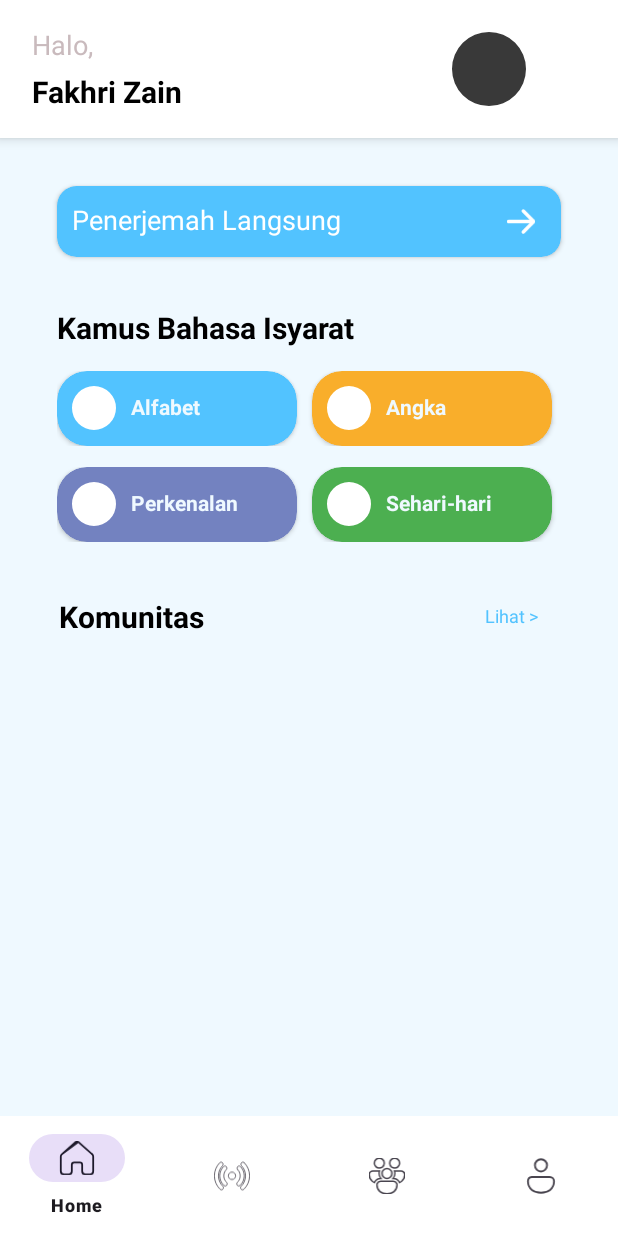
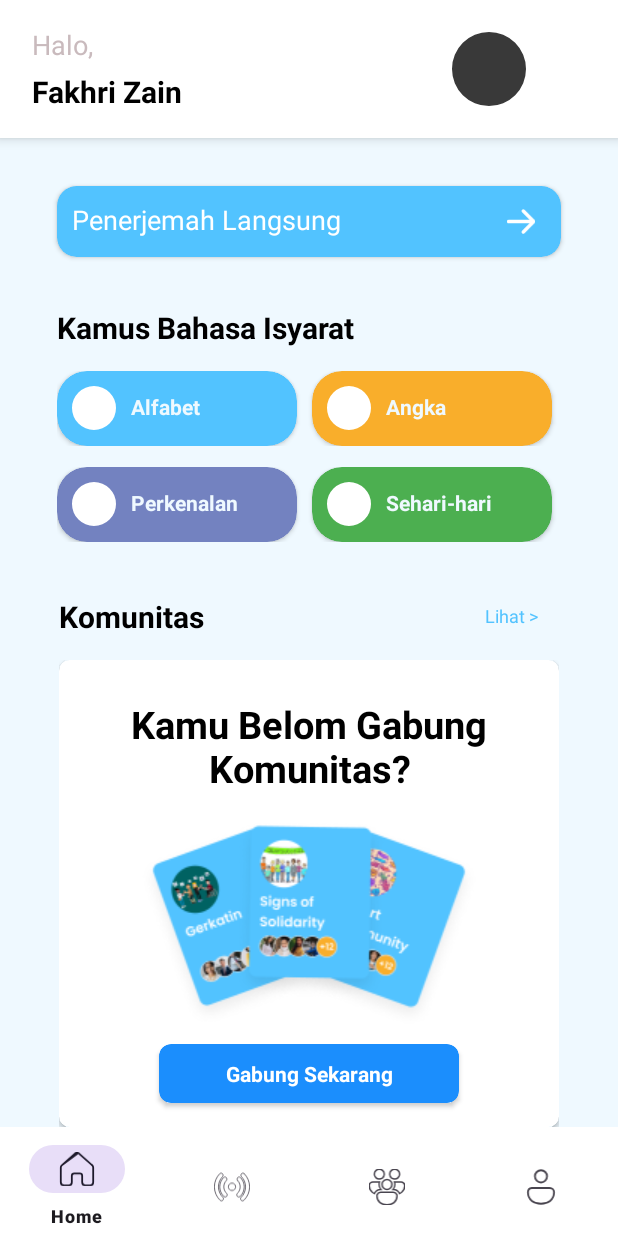
Before and after one commit to gfrdausy/EDEAF, an Android app: the screen it shows after launch (MainActivity), on a phone screen of 412 x 824 dp. Run offline under Robolectric (Android 15) with nearby library versions, the phone set to English and light mode, and no system bars.

Commit message:
update MainActivity

```diff
--- a/app/src/main/res/layout/activity_main.xml
+++ b/app/src/main/res/layout/activity_main.xml
@@ -298,10 +298,67 @@
 
         </LinearLayout>
 
-        <androidx.recyclerview.widget.RecyclerView
-            android:layout_width="333dp"
+
+        <LinearLayout
+            android:layout_width="match_parent"
             android:layout_height="wrap_content"
-            android:layout_marginTop="14dp" />
+            android:orientation="vertical"
+            android:layout_marginTop="15dp">
+
+            <androidx.cardview.widget.CardView
+                android:layout_width="match_parent"
+                android:layout_height="wrap_content"
+                app:cardCornerRadius="7dp"
+                android:elevation="5dp">
+
+                <LinearLayout
+                    android:layout_width="match_parent"
+                    android:layout_height="wrap_content"
+                    android:orientation="vertical">
+
+                    <TextView
+                        android:layout_width="316dp"
+                        android:layout_height="wrap_content"
+                        android:layout_marginTop="25dp"
+                        android:text="Kamu Belom Gabung Komunitas?"
+                        android:gravity="center_horizontal"
+                        android:layout_gravity="center_horizontal"
+                        android:textStyle="bold"
+                        android:textSize="25sp"
+                        android:textColor="#000000"/>
+
+                    <ImageView
+                        android:layout_width="228dp"
+                        android:layout_height="141dp"
+                        android:layout_gravity="center_horizontal"
+                        android:layout_marginTop="16dp"
+                        android:src="@drawable/img_community"/>
+
+                    <androidx.cardview.widget.CardView
+                        android:layout_width="200dp"
+                        android:layout_height="wrap_content"
+                        app:cardCornerRadius="8dp"
+                        android:layout_marginTop="9dp"
+                        android:layout_marginBottom="16dp"
+                        android:layout_gravity="center_horizontal"
+                        app:cardBackgroundColor="#1B8EFD">
+
+                        <TextView
+                            android:layout_width="match_parent"
+                            android:layout_height="wrap_content"
+                            android:text="Gabung Sekarang"
+                            android:gravity="center"
+                            android:textStyle="bold"
+                            android:textColor="#FFFFFF"
+                            android:padding="10dp"/>
+
+                    </androidx.cardview.widget.CardView>
+
+                </LinearLayout>
+
+            </androidx.cardview.widget.CardView>
+
+        </LinearLayout>
 
     </LinearLayout>
 
```
Also changed, not shown: app/src/main/res/drawable/img_community.png (added), app/src/main/res/layout/list_item_komunitas.xml (line endings or trailing spaces).
